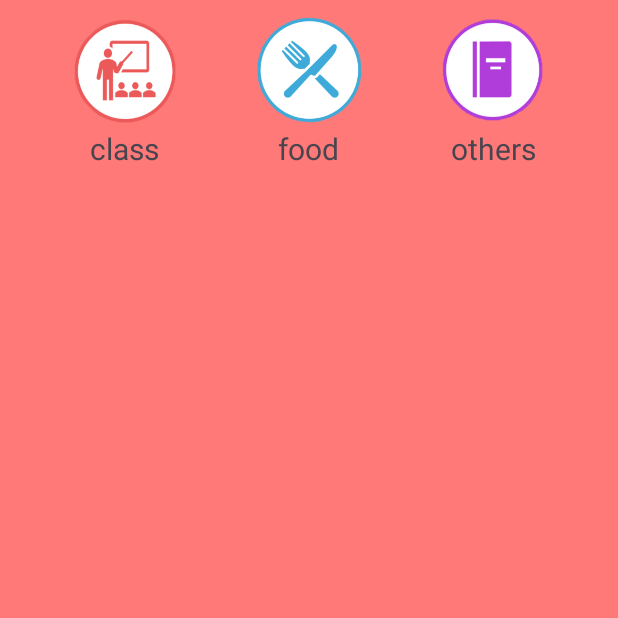
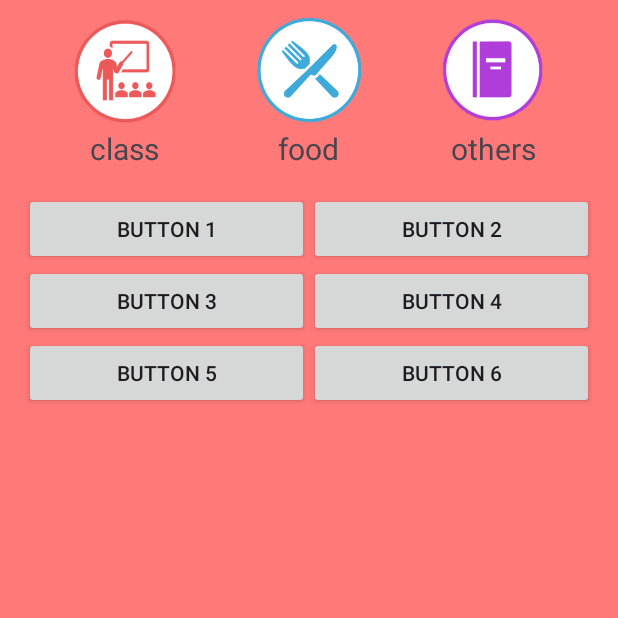
Before and after one commit to ebinogit/MozanMap, an Android app: the screen it shows after launch (MainActivity), after a tap on an icon or button, on a phone screen of 412 x 824 dp, the top half of it. Run offline under Robolectric (Android 15) with nearby library versions, the phone set to English and light mode, and no system bars.

Commit message:
ボタン追加 ループ処理でボタンが増えるようにした

```diff
--- a/app/build.gradle.kts
+++ b/app/build.gradle.kts
@@ -50,9 +50,13 @@ dependencies {
     implementation(libs.androidx.activity)
     implementation(libs.androidx.constraintlayout)
     implementation(libs.androidx.recyclerview)
+    implementation("androidx.gridlayout:gridlayout:1.0.0")
 
     // テスト関連の依存関係
     testImplementation(libs.junit)
     androidTestImplementation(libs.androidx.junit)
     androidTestImplementation(libs.androidx.espresso.core)
+
+
+
 }
--- a/app/src/main/java/com/example/mozanmap/MainActivity.kt
+++ b/app/src/main/java/com/example/mozanmap/MainActivity.kt
@@ -6,16 +6,18 @@ import androidx.recyclerview.widget.LinearLayoutManager
 import androidx.recyclerview.widget.RecyclerView
 import com.google.android.material.bottomsheet.BottomSheetBehavior
 import android.widget.Button
+import androidx.gridlayout.widget.GridLayout
+import android.widget.ImageButton
 import android.widget.LinearLayout
 import android.widget.Toast
 import android.content.Intent
-import android.widget.ImageButton
-import com.example.mozanmap.SubActivity
+import android.view.Gravity
 
 class MainActivity : AppCompatActivity() {
 
     private lateinit var bottomSheetBehavior: BottomSheetBehavior<LinearLayout>
     private lateinit var recyclerView: RecyclerView
+    private lateinit var buttonGrid: GridLayout
 
     override fun onCreate(savedInstanceState: Bundle?) {
         super.onCreate(savedInstanceState)
@@ -30,15 +32,15 @@ class MainActivity : AppCompatActivity() {
         // BottomSheetBehaviorのセットアップ
         val bottomSheetLayout = findViewById<LinearLayout>(R.id.bottom_sheet)
         bottomSheetBehavior = BottomSheetBehavior.from(bottomSheetLayout)
+        bottomSheetBehavior.state = BottomSheetBehavior.STATE_EXPANDED // 初期状態で展開
 
         // ボタンのクリックイベントの処理
         val buttonOpen = findViewById<ImageButton>(R.id.button_class)
         val buttonClose = findViewById<ImageButton>(R.id.button_food)
-        val buttonToSub: ImageButton = findViewById(R.id.button_others)
+        val buttonToSub = findViewById<ImageButton>(R.id.button_others)
 
-// ボタンがクリックされたときの処理
+        // サブ画面 (SubActivity) へ遷移する
         buttonToSub.setOnClickListener {
-            // サブ画面 (SubActivity) へ遷移する
             val intent = Intent(this, SubActivity::class.java)
             startActivity(intent)
         }
@@ -52,5 +54,28 @@ class MainActivity : AppCompatActivity() {
             bottomSheetBehavior.state = BottomSheetBehavior.STATE_COLLAPSED
             Toast.makeText(this, "Bottom Sheet Closed", Toast.LENGTH_SHORT).show()
         }
+
+        // GridLayoutの取得
+        buttonGrid = findViewById(R.id.button_grid)
+
+        // ボタンを2列3行で追加する
+        val totalButtons = 6  // 2列3行でボタン6個
+        for (i in 0 until totalButtons) {
+            val button = Button(this).apply {
+                text = "Button ${i + 1}"
+                layoutParams = GridLayout.LayoutParams().apply {
+                    width = 0  // 重みを使用するため幅を0に設定
+                    height = GridLayout.LayoutParams.WRAP_CONTENT
+                    columnSpec = GridLayout.spec(i % 2, 1f)  // 列の指定（2列）
+                    rowSpec = GridLayout.spec(i / 2)  // 行の指定
+                    setGravity(Gravity.FILL_HORIZONTAL)  // 水平方向に埋める
+                }
+                setOnClickListener {
+                    Toast.makeText(this@MainActivity, "Button ${i + 1} clicked!", Toast.LENGTH_SHORT)
+                        .show()
+                }
+            }
+            buttonGrid.addView(button)  // GridLayoutにボタンを追加
+        }
     }
 }
--- a/app/src/main/java/com/example/mozanmap/SubActivity.kt
+++ b/app/src/main/java/com/example/mozanmap/SubActivity.kt
@@ -1,6 +1,7 @@
 package com.example.mozanmap
 
 import android.os.Bundle
+import android.widget.Button
 import android.widget.LinearLayout
 import androidx.appcompat.app.AppCompatActivity
 import androidx.recyclerview.widget.RecyclerView
@@ -14,5 +15,13 @@ class SubActivity : AppCompatActivity() {
     override fun onCreate(savedInstanceState: Bundle?) {
         super.onCreate(savedInstanceState)
         setContentView(R.layout.activity_sub)
+
+        val buttonBack = findViewById<Button>(R.id.button_back)
+
+        // ボタンにクリックリスナーを設定
+        buttonBack.setOnClickListener {
+            // メイン画面に戻る
+            finish()  // 現在のアクティビティを終了して、前のアクティビティに戻る
+        }
     }
 }
--- a/app/src/main/res/layout/activity_main.xml
+++ b/app/src/main/res/layout/activity_main.xml
@@ -38,30 +38,36 @@
         android:layout_weight="1"
         android:scrollbars="vertical"
         android:padding="16dp"
-        app:layout_behavior="@string/appbar_scrolling_view_behavior"
-        />
+        app:layout_behavior="@string/appbar_scrolling_view_behavior"/>
+
     <!-- BottomSheetをCoordinatorLayoutの子として配置 -->
     <LinearLayout
         android:id="@+id/bottom_sheet"
         android:layout_width="match_parent"
         android:layout_height="match_parent"
-        android:orientation="horizontal"
+        android:orientation="vertical"
         app:layout_behavior="@string/bottom_sheet_behavior"
-        app:behavior_peekHeight="120dp"
+        app:behavior_peekHeight="220dp"
         android:background="#FF7979"
-        android:paddingTop="5dp"
-        >
+        android:paddingTop="5dp">
+
+        <LinearLayout
+            android:id="@+id/view_block1"
+            android:layout_width="match_parent"
+            android:layout_height="wrap_content"
+            android:orientation="horizontal">
+
             <Space
                 android:layout_width="0dp"
                 android:layout_height="wrap_content"
-            android:layout_weight="1"
-            />
+                android:layout_weight="1"/>
+
             <LinearLayout
                 android:id="@+id/button_block1"
                 android:layout_width="80dp"
                 android:layout_height="wrap_content"
-            android:orientation="vertical"
-            >
+                android:orientation="vertical">
+
                 <ImageButton
                     android:id="@+id/button_class"
                     android:background="@drawable/circle_button"
@@ -70,25 +76,26 @@
                     android:src="@drawable/class_img"
                     android:scaleType="centerInside"
                     android:importantForAccessibility="no"/>
+
                 <TextView
                     android:layout_width="match_parent"
                     android:layout_height="wrap_content"
                     android:text="@string/button_name1"
                     android:textSize="20sp"
-                android:gravity="center"
-                />
+                    android:gravity="center"/>
             </LinearLayout>
+
             <Space
                 android:layout_width="0dp"
                 android:layout_height="wrap_content"
-            android:layout_weight="1"
-            />
+                android:layout_weight="1"/>
+
             <LinearLayout
                 android:id="@+id/button_block2"
                 android:layout_width="80dp"
                 android:layout_height="wrap_content"
-            android:orientation="vertical"
-            >
+                android:orientation="vertical">
+
                 <ImageButton
                     android:id="@+id/button_food"
                     android:background="@drawable/circle_button"
@@ -97,25 +104,26 @@
                     android:src="@drawable/food_img"
                     android:scaleType="centerInside"
                     android:importantForAccessibility="no"/>
+
                 <TextView
                     android:layout_width="match_parent"
                     android:layout_height="wrap_content"
                     android:text="@string/button_name2"
                     android:textSize="20sp"
-                android:gravity="center"
-                />
+                    android:gravity="center"/>
             </LinearLayout>
+
             <Space
                 android:layout_width="0dp"
                 android:layout_height="wrap_content"
-            android:layout_weight="1"
-            />
+                android:layout_weight="1"/>
+
             <LinearLayout
                 android:id="@+id/button_block3"
                 android:layout_width="80dp"
                 android:layout_height="wrap_content"
-            android:orientation="vertical"
-            >
+                android:orientation="vertical">
+
                 <ImageButton
                     android:id="@+id/button_others"
                     android:background="@drawable/circle_button"
@@ -124,19 +132,36 @@
                     android:src="@drawable/others_img"
                     android:scaleType="centerInside"
                     android:importantForAccessibility="no"/>
+
                 <TextView
                     android:layout_width="match_parent"
                     android:layout_height="wrap_content"
                     android:text="@string/button_name3"
                     android:textSize="20sp"
-                android:gravity="center"
-                />
+                    android:gravity="center"/>
             </LinearLayout>
+
             <Space
                 android:layout_width="0dp"
                 android:layout_height="wrap_content"
-            android:layout_weight="1"
-            />
+                android:layout_weight="1"/>
         </LinearLayout>
 
+        <LinearLayout
+            android:id="@+id/button_container"
+            android:layout_width="match_parent"
+            android:layout_height="wrap_content"
+            android:orientation="vertical">
+
+            <androidx.gridlayout.widget.GridLayout
+                android:id="@+id/button_grid"
+                android:layout_width="match_parent"
+                android:layout_height="wrap_content"
+                app:columnCount="2"
+                app:orientation="horizontal"
+                android:padding="16dp"
+                android:layout_gravity="bottom|center_horizontal">
+            </androidx.gridlayout.widget.GridLayout>
+        </LinearLayout>
+    </LinearLayout>
 </androidx.coordinatorlayout.widget.CoordinatorLayout>
--- a/app/src/main/res/layout/activity_sub.xml
+++ b/app/src/main/res/layout/activity_sub.xml
@@ -31,8 +31,16 @@
     <TextView
         android:layout_width="wrap_content"
         android:layout_height="wrap_content"
-        android:text="説明文"
+        android:text=""
         android:textSize="20sp"
         android:layout_margin="20px"/>
 
+
+    <Button
+        android:id="@+id/button_back"
+        android:layout_width="wrap_content"
+        android:layout_height="wrap_content"
+        android:text="メイン画面に戻る"
+        android:layout_marginTop="16dp"/>
+
 </LinearLayout>
```
Lines whose indentation alone changed are shown as unchanged.
